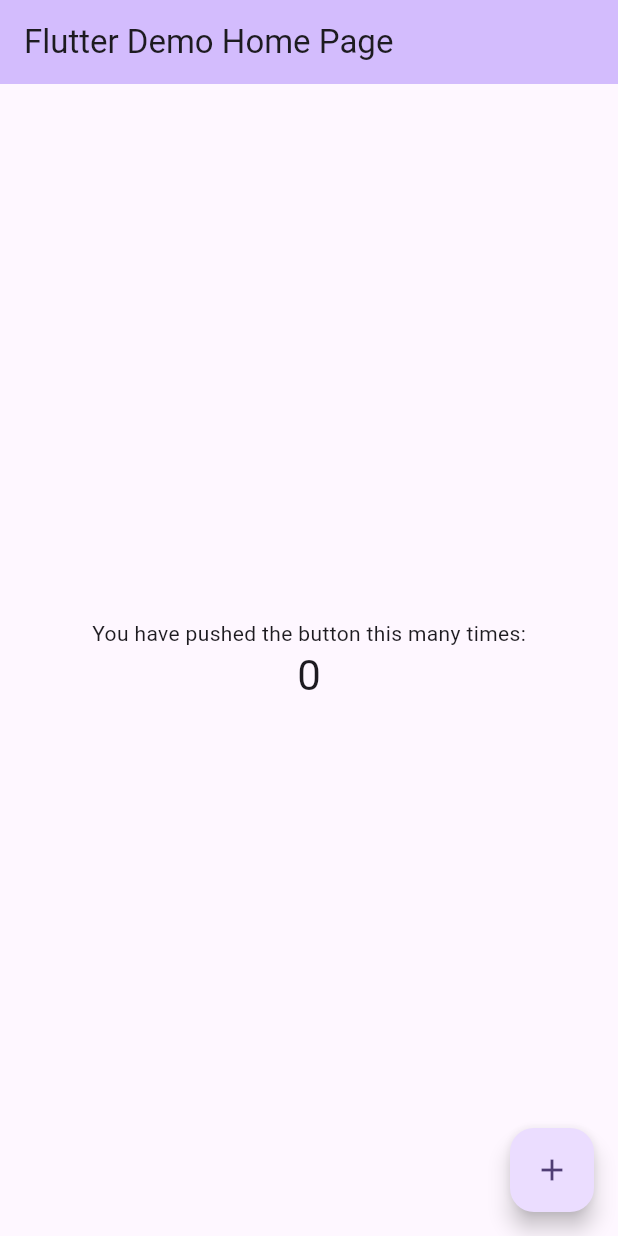
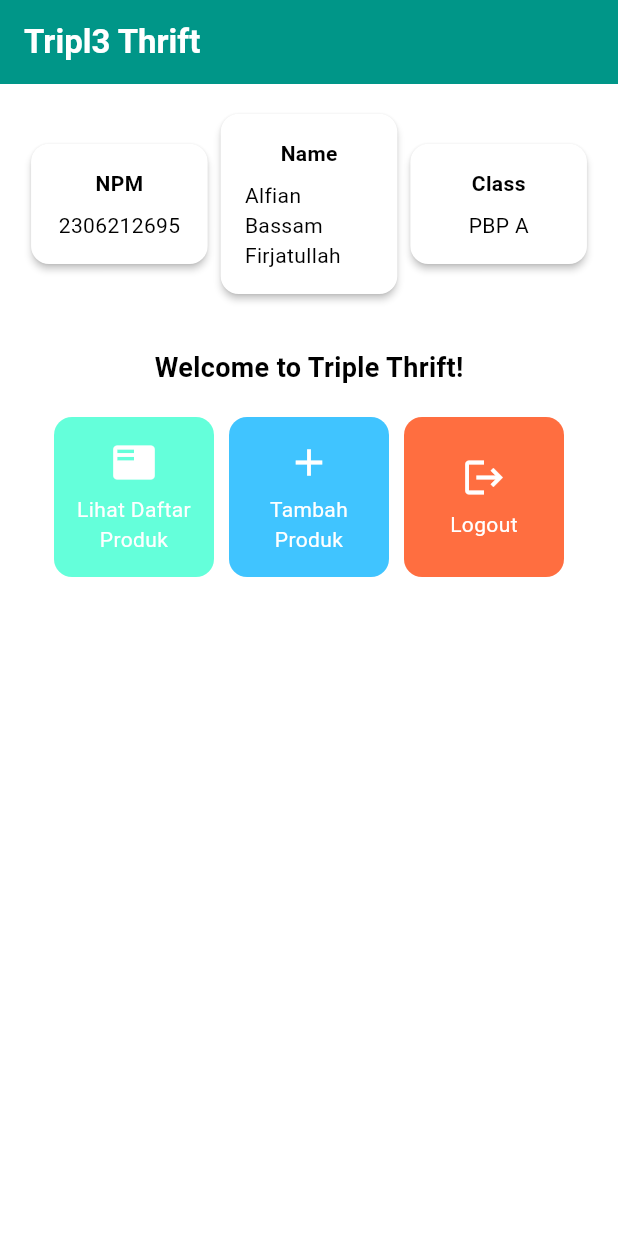
Before and after one commit to AlfianFirja/triple-thrift-mobile, a Flutter app: the screen it shows after launch, on a phone screen of 412 x 824 dp. Run offline on Flutter 3.47's test engine with Material 3 defaults, Android fonts, the phone set to English and light mode, and no system bars.

Commit message:
Task7:Done

```diff
--- a/lib/main.dart
+++ b/lib/main.dart
@@ -1,4 +1,6 @@
+// main.dart
 import 'package:flutter/material.dart';
+import 'package:triple_thrift_mob/menu.dart';
 
 void main() {
   runApp(const MyApp());
@@ -7,119 +9,20 @@
 class MyApp extends StatelessWidget {
   const MyApp({super.key});
 
-  // This widget is the root of your application.
   @override
   Widget build(BuildContext context) {
     return MaterialApp(
-      title: 'Flutter Demo',
+      title: 'Triple Thrift',
       theme: ThemeData(
-        // This is the theme of your application.
-        //
-        // TRY THIS: Try running your application with "flutter run". You'll see
-        // the application has a purple toolbar. Then, without quitting the app,
-        // try changing the seedColor in the colorScheme below to Colors.green
-        // and then invoke "hot reload" (save your changes or press the "hot
-        // reload" button in a Flutter-supported IDE, or press "r" if you used
-        // the command line to start the app).
-        //
-        // Notice that the counter didn't reset back to zero; the application
-        // state is not lost during the reload. To reset the state, use hot
-        // restart instead.
-        //
-        // This works for code too, not just values: Most code changes can be
-        // tested with just a hot reload.
-        colorScheme: ColorScheme.fromSeed(seedColor: Colors.deepPurple),
+        colorScheme: ColorScheme.fromSwatch(
+          primarySwatch: Colors.teal, // Menggunakan teal sebagai primary
+        ).copyWith(
+          secondary: Colors.lightBlue, // Menggunakan light blue sebagai secondary
+        ),
+        scaffoldBackgroundColor: Colors.white, // Warna latar belakang putih
         useMaterial3: true,
       ),
-      home: const MyHomePage(title: 'Flutter Demo Home Page'),
+      home: MyHomePage(),
     );
   }
 }
-
-class MyHomePage extends StatefulWidget {
-  const MyHomePage({super.key, required this.title});
-
-  // This widget is the home page of your application. It is stateful, meaning
-  // that it has a State object (defined below) that contains fields that affect
-  // how it looks.
-
-  // This class is the configuration for the state. It holds the values (in this
-  // case the title) provided by the parent (in this case the App widget) and
-  // used by the build method of the State. Fields in a Widget subclass are
-  // always marked "final".
-
-  final String title;
-
-  @override
-  State<MyHomePage> createState() => _MyHomePageState();
-}
-
-class _MyHomePageState extends State<MyHomePage> {
-  int _counter = 0;
-
-  void _incrementCounter() {
-    setState(() {
-      // This call to setState tells the Flutter framework that something has
-      // changed in this State, which causes it to rerun the build method below
-      // so that the display can reflect the updated values. If we changed
-      // _counter without calling setState(), then the build method would not be
-      // called again, and so nothing would appear to happen.
-      _counter++;
-    });
-  }
-
-  @override
-  Widget build(BuildContext context) {
-    // This method is rerun every time setState is called, for instance as done
-    // by the _incrementCounter method above.
-    //
-    // The Flutter framework has been optimized to make rerunning build methods
-    // fast, so that you can just rebuild anything that needs updating rather
-    // than having to individually change instances of widgets.
-    return Scaffold(
-      appBar: AppBar(
-        // TRY THIS: Try changing the color here to a specific color (to
-        // Colors.amber, perhaps?) and trigger a hot reload to see the AppBar
-        // change color while the other colors stay the same.
-        backgroundColor: Theme.of(context).colorScheme.inversePrimary,
-        // Here we take the value from the MyHomePage object that was created by
-        // the App.build method, and use it to set our appbar title.
-        title: Text(widget.title),
-      ),
-      body: Center(
-        // Center is a layout widget. It takes a single child and positions it
-        // in the middle of the parent.
-        child: Column(
-          // Column is also a layout widget. It takes a list of children and
-          // arranges them vertically. By default, it sizes itself to fit its
-          // children horizontally, and tries to be as tall as its parent.
-          //
-          // Column has various properties to control how it sizes itself and
-          // how it positions its children. Here we use mainAxisAlignment to
-          // center the children vertically; the main axis here is the vertical
-          // axis because Columns are vertical (the cross axis would be
-          // horizontal).
-          //
-          // TRY THIS: Invoke "debug painting" (choose the "Toggle Debug Paint"
-          // action in the IDE, or press "p" in the console), to see the
-          // wireframe for each widget.
-          mainAxisAlignment: MainAxisAlignment.center,
-          children: <Widget>[
-            const Text(
-              'You have pushed the button this many times:',
-            ),
-            Text(
-              '$_counter',
-              style: Theme.of(context).textTheme.headlineMedium,
-            ),
-          ],
-        ),
-      ),
-      floatingActionButton: FloatingActionButton(
-        onPressed: _incrementCounter,
-        tooltip: 'Increment',
-        child: const Icon(Icons.add),
-      ), // This trailing comma makes auto-formatting nicer for build methods.
-    );
-  }
-}
--- /dev/null
+++ b/lib/menu.dart
@@ -0,0 +1,155 @@
+// menu.dart
+import 'package:flutter/material.dart';
+
+class MyHomePage extends StatelessWidget {
+  final String npm = '2306212695'; // NPM
+  final String name = 'Alfian Bassam Firjatullah'; // Nama
+  final String className = 'PBP A'; // Kelas
+  MyHomePage({super.key});
+
+  final List<ItemHomepage> items = [
+    ItemHomepage("Lihat Daftar Produk", Icons.featured_play_list, Colors.tealAccent),
+    ItemHomepage("Tambah Produk", Icons.add, Colors.lightBlueAccent),
+    ItemHomepage("Logout", Icons.logout, Colors.deepOrangeAccent),
+  ];
+
+  @override
+  Widget build(BuildContext context) {
+    return Scaffold(
+      appBar: AppBar(
+        title: const Text(
+          'Tripl3 Thrift',
+          style: TextStyle(
+            color: Colors.white,
+            fontWeight: FontWeight.bold,
+          ),
+        ),
+        backgroundColor: Theme.of(context).colorScheme.primary,
+      ),
+      body: Padding(
+        padding: const EdgeInsets.all(16.0),
+        child: Column(
+          crossAxisAlignment: CrossAxisAlignment.center,
+          children: [
+            Row(
+              mainAxisAlignment: MainAxisAlignment.spaceEvenly,
+              children: [
+                InfoCard(title: 'NPM', content: npm),
+                InfoCard(title: 'Name', content: name),
+                InfoCard(title: 'Class', content: className),
+              ],
+            ),
+            const SizedBox(height: 16.0),
+            Center(
+              child: Column(
+                children: [
+                  const Padding(
+                    padding: EdgeInsets.only(top: 16.0),
+                    child: Text(
+                      'Welcome to Triple Thrift!',
+                      style: TextStyle(
+                        fontWeight: FontWeight.bold,
+                        fontSize: 18.0,
+                      ),
+                    ),
+                  ),
+                  GridView.count(
+                    primary: true,
+                    padding: const EdgeInsets.all(20),
+                    crossAxisSpacing: 10,
+                    mainAxisSpacing: 10,
+                    crossAxisCount: 3,
+                    shrinkWrap: true,
+                    children: items.map((ItemHomepage item) {
+                      return ItemCard(item);
+                    }).toList(),
+                  ),
+                ],
+              ),
+            ),
+          ],
+        ),
+      ),
+    );
+  }
+}
+
+class InfoCard extends StatelessWidget {
+  final String title;
+  final String content;
+
+  const InfoCard({super.key, required this.title, required this.content});
+
+  @override
+  Widget build(BuildContext context) {
+    return Card(
+      elevation: 2.0,
+      child: Container(
+        width: MediaQuery.of(context).size.width / 3.5,
+        padding: const EdgeInsets.all(16.0),
+        child: Column(
+          children: [
+            Text(
+              title,
+              style: const TextStyle(fontWeight: FontWeight.bold),
+            ),
+            const SizedBox(height: 8.0),
+            Text(content),
+          ],
+        ),
+      ),
+    );
+  }
+}
+
+class ItemHomepage {
+  final String name;
+  final IconData icon;
+  final Color color;
+
+  ItemHomepage(this.name, this.icon, this.color);
+}
+
+class ItemCard extends StatelessWidget {
+  final ItemHomepage item;
+
+  const ItemCard(this.item, {super.key});
+
+  @override
+  Widget build(BuildContext context) {
+    return Material(
+      color: item.color,
+      borderRadius: BorderRadius.circular(12),
+      child: InkWell(
+        onTap: () {
+          ScaffoldMessenger.of(context)
+            ..hideCurrentSnackBar()
+            ..showSnackBar(
+              SnackBar(content: Text("Kamu telah menekan tombol ${item.name}!")),
+            );
+        },
+        child: Container(
+          padding: const EdgeInsets.all(8),
+          child: Center(
+            child: Column(
+              mainAxisAlignment: MainAxisAlignment.center,
+              children: [
+                Icon(
+                  item.icon,
+                  color: Colors.white,
+                  size: 30.0,
+                ),
+                const Padding(padding: EdgeInsets.all(3)),
+                Text(
+                  item.name,
+                  textAlign: TextAlign.center,
+                  style: const TextStyle(color: Colors.white),
+                ),
+              ],
+            ),
+          ),
+        ),
+      ),
+    );
+  }
+}
```
